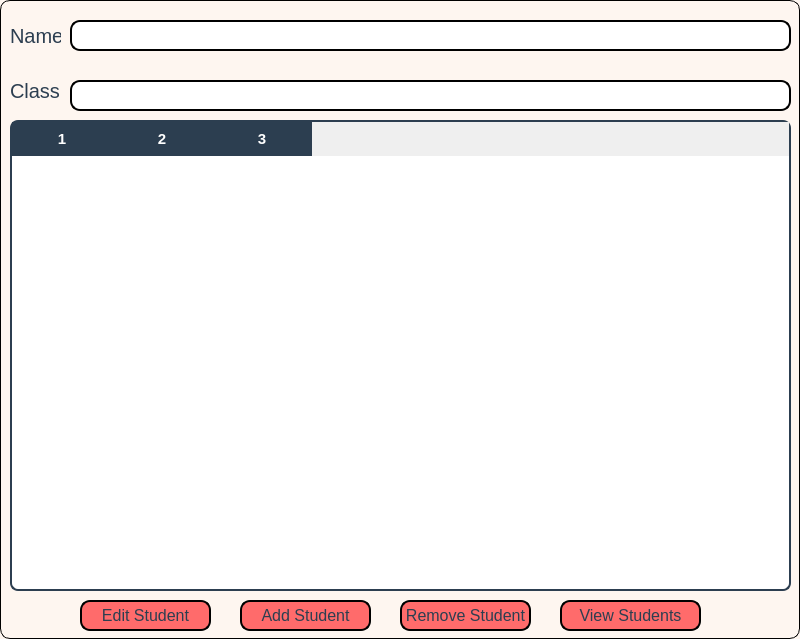
Old version of the form AdminPanel/StudentManagement.ui in the repository sarimkhan4/SchoolManagementSystem.
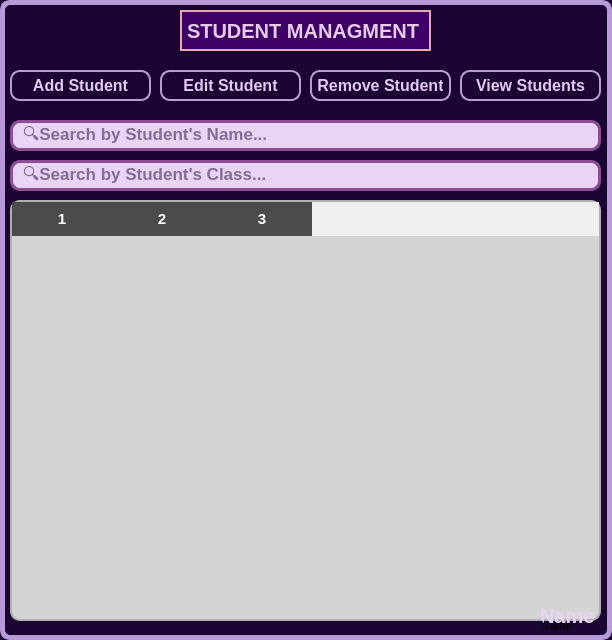
New version of the form.

The edit to the form file:
```diff
--- a/AdminPanel/StudentManagement.ui
+++ b/AdminPanel/StudentManagement.ui
@@ -6,8 +6,8 @@
    <rect>
     <x>0</x>
     <y>0</y>
-    <width>800</width>
-    <height>639</height>
+    <width>612</width>
+    <height>640</height>
    </rect>
   </property>
   <property name="windowTitle">
@@ -15,8 +15,8 @@
   </property>
   <property name="styleSheet">
    <string notr="true">QDialog#StudentManagement {
-        background-color: #fef6f0   ;
-        border: 1px solid black;
+        background-color:#1B0633;
+border:5px solid #B89AD8;
         border-radius: 10%;
 }</string>
   </property>
@@ -24,9 +24,9 @@
    <property name="geometry">
     <rect>
      <x>10</x>
-     <y>120</y>
-     <width>781</width>
-     <height>471</height>
+     <y>200</y>
+     <width>591</width>
+     <height>421</height>
     </rect>
    </property>
    <property name="maximumSize">
@@ -37,21 +37,22 @@
    </property>
    <property name="styleSheet">
     <string notr="true">QTableWidget#studentTable {
-    border: 1.5px solid #2c3e50;
-    border-radius: 8px;
-    background-color: #ffffff;
+  border: 1.5px solid #b0b0b0;  /* Softer grey border */
+    border-radius: 10px;
+    background-color: #d4d4d4;    /* Lighter table background */
     font-family: 'Segoe UI', sans-serif;
     font-size: 11pt;
-    color: #2c3e50;
-    gridline-color: #ecf0f1;
-    alternate-background-color: #f7f9fa;
-    selection-background-color: #d6eaf8;
-    selection-color: #1a252f;
+    color: #1f1f1f;
+    gridline-color: #bcbcbc;      /* Mid grey grid lines */
+    alternate-background-color: #e2e2e2;  /* Subtle row alternation */
+    selection-background-color: #b0b0b0;  /* Visible selection */
+    selection-color: #000000;
+    font-weight: 500;
 }
 
 QHeaderView::section {
-    background-color: #2c3e50;
-    color: white;
+    background-color: #4b4b4b;    /* Darker grey header */
+    color: #ffffff;               /* Light font for contrast */
     font-weight: bold;
     font-size: 11pt;
     padding: 6px;
@@ -60,18 +61,20 @@
 }
 
 QTableWidget QTableCornerButton::section {
-    background-color: #2c3e50;
+   background-color: #8a8a8a;    /* Match header color */
     border: none;
 }
 
 QTableWidget::item {
-    padding: 6px;
-    font-size: 10.5pt;
+      padding: 8px 10px;
+    font-size: 10pt;
+    color: #1f1f1f;
+    background-color: transparent;
 }
 
 QTableWidget::item:selected {
-    background-color: #d6eaf8;
-    color: #1a252f;
+    background-color: #b0b0b0;
+    color: #000000;
 }
 </string>
    </property>
@@ -92,82 +95,32 @@
    <column/>
    <column/>
   </widget>
-  <widget class="QLineEdit" name="classLineEdit">
-   <property name="geometry">
-    <rect>
-     <x>70</x>
-     <y>80</y>
-     <width>721</width>
-     <height>31</height>
-    </rect>
-   </property>
-   <property name="styleSheet">
-    <string notr="true">QLineEdit#classLineEdit {
-    color: black;;
-    border: 1.5px solid black;;
-    border-radius: 10px;
-        font-size: 16px;
-        padding: 0px 8px 0px 8px;
-}
-</string>
-   </property>
-  </widget>
   <widget class="QLineEdit" name="nameLineEdit">
    <property name="geometry">
     <rect>
-     <x>70</x>
-     <y>20</y>
-     <width>721</width>
+     <x>10</x>
+     <y>160</y>
+     <width>591</width>
      <height>31</height>
     </rect>
    </property>
    <property name="styleSheet">
     <string notr="true">QLineEdit#nameLineEdit {
-    color: black;;
-    border: 1.5px solid black;;
+    color:#1B0633;
+    border: 3px solid #8d4d95;
     border-radius: 10px;
-        font-size: 16px;
-        padding: 0px 8px 0px 8px;
+        font-size: 17px;
+font-weight: 570;
+padding: 0px 8px 0px 8px;
+background-color: #E8D4F4 ;
 }
 </string>
    </property>
-  </widget>
-  <widget class="QLabel" name="labelName">
-   <property name="geometry">
-    <rect>
-     <x>10</x>
-     <y>20</y>
-     <width>51</width>
-     <height>31</height>
-    </rect>
-   </property>
-   <property name="styleSheet">
-    <string notr="true">QLabel#labelName {
-        font-size: 20px;
-        color: #2c3e50 ;
-}</string>
-   </property>
    <property name="text">
-    <string>Name</string>
+    <string/>
    </property>
-  </widget>
-  <widget class="QLabel" name="labelClass">
-   <property name="geometry">
-    <rect>
-     <x>10</x>
-     <y>70</y>
-     <width>51</width>
-     <height>41</height>
-    </rect>
-   </property>
-   <property name="styleSheet">
-    <string notr="true">QLabel#labelClass {
-        font-size: 20px;
-        color: #2c3e50 ;
-}</string>
-   </property>
-   <property name="text">
-    <string>Class</string>
+   <property name="placeholderText">
+    <string>🔍Search by Student's Class...</string>
    </property>
   </widget>
   <widget class="QPushButton" name="viewStudentButton">
@@ -176,19 +129,23 @@
    </property>
    <property name="geometry">
     <rect>
-     <x>560</x>
-     <y>600</y>
+     <x>460</x>
+     <y>70</y>
      <width>141</width>
      <height>31</height>
     </rect>
    </property>
    <property name="styleSheet">
     <string notr="true">QPushButton#viewStudentButton {
-    background-color: #ff6b6b;
-    border: 1.5px solid black;
+ border: 1.5px solid #B89FD0;
     border-radius: 10px;
+    padding: 6px;
     font-size: 16px;
-color: #2c3e50 ;
+background: qlineargradient(x1:0, y1:0, x2:1, y2:1,
+                            stop:0 rgb(95, 2, 95),
+                            stop:1 rgb(216, 181, 221));
+color:#e4c9f2;
+font-weight:700;
 }
 
 QPushButton#viewStudentButton:hover {
@@ -205,19 +162,23 @@
   <widget class="QPushButton" name="removeStudentButton">
    <property name="geometry">
     <rect>
-     <x>400</x>
-     <y>600</y>
-     <width>131</width>
+     <x>310</x>
+     <y>70</y>
+     <width>141</width>
      <height>31</height>
     </rect>
    </property>
    <property name="styleSheet">
     <string notr="true">QPushButton#removeStudentButton {
-    background-color: #ff6b6b;
-    border: 1.5px solid black;
+     border: 1.5px solid #B89FD0;
     border-radius: 10px;
+    padding: 6px;
     font-size: 16px;
-color: #2c3e50 ;
+background: qlineargradient(x1:0, y1:0, x2:1, y2:1,
+                            stop:0 rgb(95, 2, 95),
+                            stop:1 rgb(216, 181, 221));
+color:#e4c9f2;
+font-weight:700;
 }
 
 QPushButton#removeStudentButton:hover {
@@ -234,19 +195,24 @@
   <widget class="QPushButton" name="editStudentButton">
    <property name="geometry">
     <rect>
-     <x>80</x>
-     <y>600</y>
-     <width>131</width>
+     <x>160</x>
+     <y>70</y>
+     <width>141</width>
      <height>31</height>
     </rect>
    </property>
    <property name="styleSheet">
     <string notr="true">QPushButton#editStudentButton {
-    background-color: #ff6b6b;
-    border: 1.5px solid black;
+ border: 1.5px solid #B89FD0;
     border-radius: 10px;
+    padding: 6px;
     font-size: 16px;
-        color: #2c3e50 ;
+background: qlineargradient(x1:0, y1:0, x2:1, y2:1,
+                            stop:0 rgb(95, 2, 95),
+                            stop:1 rgb(216, 181, 221));
+color:#e4c9f2;
+font-weight:700;
+
 }
 
 QPushButton#editStudentButton:hover {
@@ -264,19 +230,24 @@
   <widget class="QPushButton" name="addStudentButton">
    <property name="geometry">
     <rect>
-     <x>240</x>
-     <y>600</y>
-     <width>131</width>
+     <x>10</x>
+     <y>70</y>
+     <width>141</width>
      <height>31</height>
     </rect>
    </property>
    <property name="styleSheet">
     <string notr="true">QPushButton#addStudentButton {
-    background-color: #ff6b6b;
-    border: 1.5px solid black;
+     border: 1.5px solid #B89FD0;
     border-radius: 10px;
+    padding: 6px;
     font-size: 16px;
-        color: #2c3e50 ;
+background: qlineargradient(x1:0, y1:0, x2:1, y2:1,
+                            stop:0 rgb(95, 2, 95),
+                            stop:1 rgb(216, 181, 221));
+color:#e4c9f2;
+font-weight:700;
+
 }
 
 QPushButton#addStudentButton:hover {
@@ -290,6 +261,97 @@
     <string>Add Student</string>
    </property>
   </widget>
+  <widget class="QLineEdit" name="classLineEdit">
+   <property name="geometry">
+    <rect>
+     <x>10</x>
+     <y>120</y>
+     <width>591</width>
+     <height>31</height>
+    </rect>
+   </property>
+   <property name="styleSheet">
+    <string notr="true">QLineEdit#classLineEdit{
+     color:#1B0633;
+    border: 3px solid #8d4d95;
+    border-radius: 10px;
+        font-size: 17px;
+font-weight: 570;
+padding: 0px 8px 0px 8px;
+background-color: #E8D4F4 ;
+}</string>
+   </property>
+   <property name="text">
+    <string/>
+   </property>
+   <property name="placeholderText">
+    <string>🔍Search by Student's Name...</string>
+   </property>
+  </widget>
+  <widget class="QLabel" name="label">
+   <property name="geometry">
+    <rect>
+     <x>180</x>
+     <y>10</y>
+     <width>251</width>
+     <height>41</height>
+    </rect>
+   </property>
+   <property name="styleSheet">
+    <string notr="true">QLabel#label{
+  background-color: #3E0066;
+  color: #E6CCE7;
+  border: 2px solid #E7A9A9;
+  font-weight: bold;
+  font-size: 20px;
+  text-align: center;
+
+}</string>
+   </property>
+   <property name="text">
+    <string>STUDENT MANAGMENT</string>
+   </property>
+  </widget>
+  <widget class="QLabel" name="labelName">
+   <property name="geometry">
+    <rect>
+     <x>540</x>
+     <y>600</y>
+     <width>71</width>
+     <height>31</height>
+    </rect>
+   </property>
+   <property name="styleSheet">
+    <string notr="true">QLabel#labelName {
+        font-size: 20px;
+        color: #E8D4F4 ;
+font-weight:700;
+}</string>
+   </property>
+   <property name="text">
+    <string>Name</string>
+   </property>
+  </widget>
+  <widget class="QLabel" name="labelName_2">
+   <property name="geometry">
+    <rect>
+     <x>540</x>
+     <y>610</y>
+     <width>71</width>
+     <height>31</height>
+    </rect>
+   </property>
+   <property name="styleSheet">
+    <string notr="true">QLabel#labelName {
+        font-size: 20px;
+        color: #E8D4F4 ;
+font-weight:700;
+}</string>
+   </property>
+   <property name="text">
+    <string>Name</string>
+   </property>
+  </widget>
  </widget>
  <resources/>
  <connections/>
```
Left out of the diff: 13 changed lines with no effect on the pictures.
